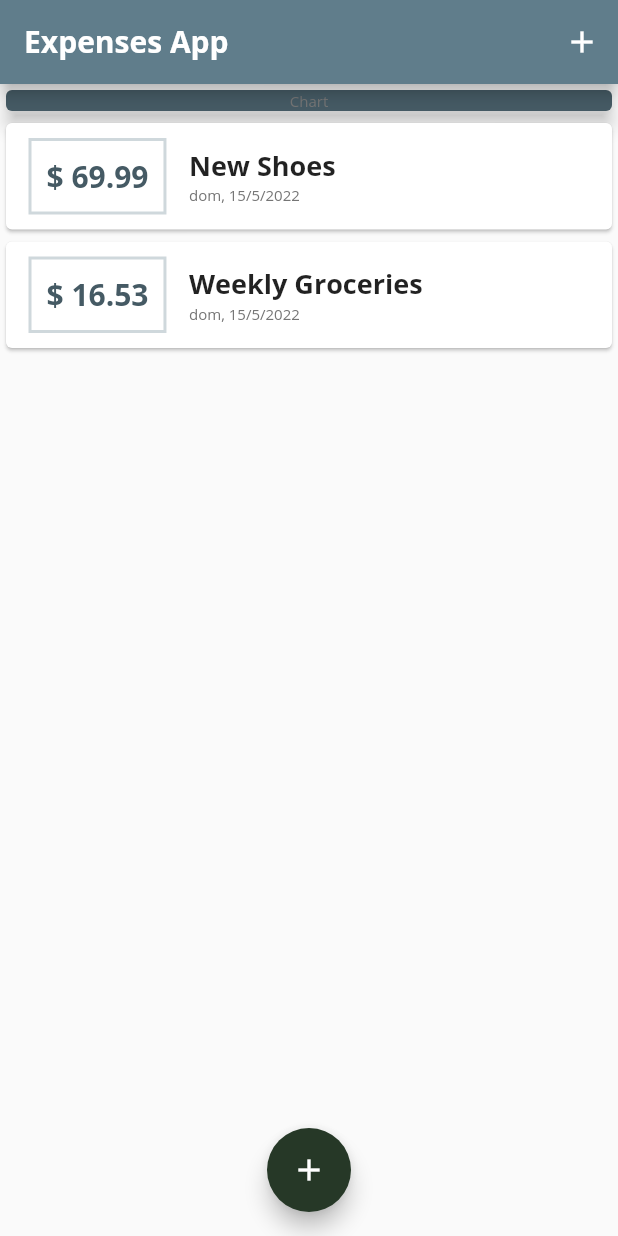
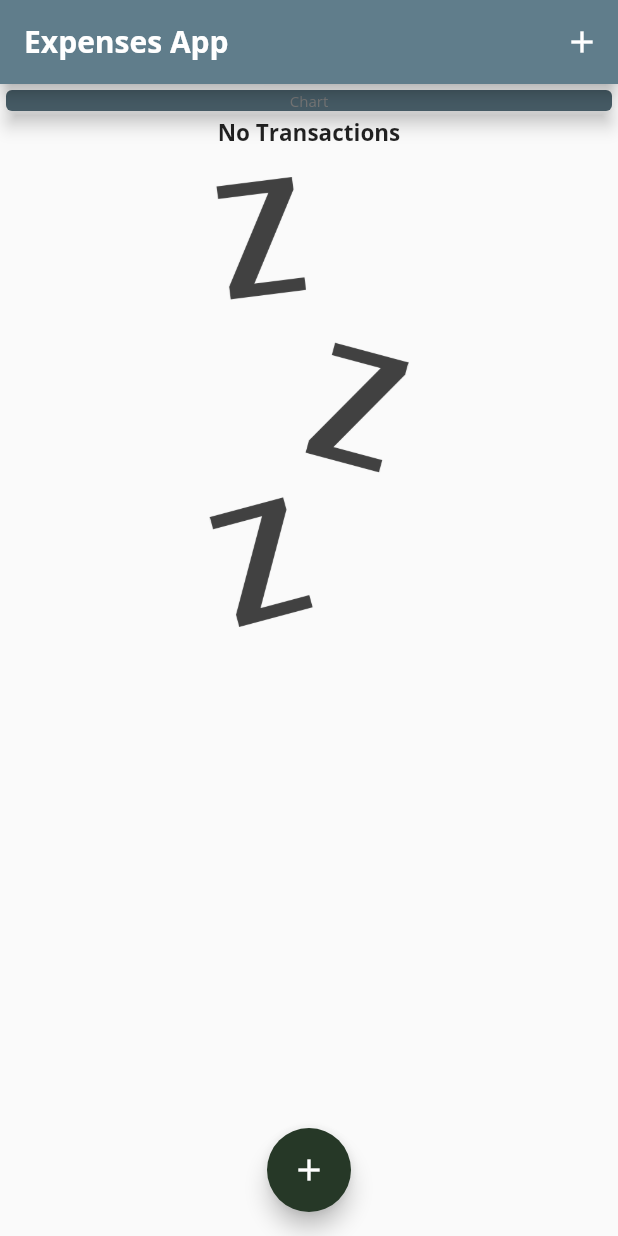
Before and after one commit to JesusMF23/expenses_app_1, a Flutter app: the screen it shows after launch, on a phone screen of 412 x 824 dp. Run offline on Flutter 3.47's test engine with Material 2 defaults, Android fonts, the phone set to English and light mode, and no system bars.

```diff
--- a/expenses_app/lib/main.dart
+++ b/expenses_app/lib/main.dart
@@ -37,7 +37,7 @@ class MyApp extends StatelessWidget {
               headline6: TextStyle(
                 fontFamily: "OpenSans",
                 fontWeight: FontWeight.bold,
-                fontSize: 18,
+                fontSize: 15,
               ),
               bodyText2: TextStyle(
                 fontFamily: "OpenSans",
@@ -73,18 +73,18 @@ class _MyHomePageState extends State<MyHomePage> {
   // late String titleInput;
 
   final List<Transaction> _userTransactions = [
-    Transaction(
-      id: 't1',
-      title: 'New Shoes',
-      amount: 69.99,
-      date: DateTime.now(),
-    ),
-    Transaction(
-      id: 't2',
-      title: 'Weekly Groceries',
-      amount: 16.53,
-      date: DateTime.now(),
-    ),
+    // Transaction(
+    //   id: 't1',
+    //   title: 'New Shoes',
+    //   amount: 69.99,
+    //   date: DateTime.now(),
+    // ),
+    // Transaction(
+    //   id: 't2',
+    //   title: 'Weekly Groceries',
+    //   amount: 16.53,
+    //   date: DateTime.now(),
+    // ),
   ];
 
   void _addNewTransaction(String txTitle, double txAmount) {
--- a/expenses_app/lib/widgets/transaction_list.dart
+++ b/expenses_app/lib/widgets/transaction_list.dart
@@ -12,8 +12,31 @@ class TransactionList extends StatelessWidget {
   @override
   Widget build(BuildContext context) {
     return Container(
+      alignment: Alignment.center,
       height: 400,
-      child: ListView.builder(
+      child:
+          //if statement to check if the list is empty
+          transactions.isEmpty
+              ? Column(
+                  children: <Widget>[
+                    Text(
+                      "No Transactions",
+                      style: Theme.of(context).textTheme.headline6,
+                    ),
+                    SizedBox(
+                      height: 20,
+                    ),
+                    Container(
+                      height: 300,
+                      child: Image.asset(
+                        "assets/images/waiting.png",
+                        fit: BoxFit.cover,
+                      ),
+                    ),
+                  ],
+                )
+              //if not empty, display the list
+              : ListView.builder(
                   itemBuilder: (context, index) {
                     return Card(
                       child: Row(
@@ -47,7 +70,8 @@ class TransactionList extends StatelessWidget {
                                 style: Theme.of(context).textTheme.headline6,
                               ),
                               Text(
-                      DateFormat.yMEd("es_ES").format(transactions[index].date),
+                                DateFormat.yMEd("es_ES")
+                                    .format(transactions[index].date),
                                 style: Theme.of(context).textTheme.bodyText2,
                               )
                             ],
--- a/expenses_app/pubspec.yaml
+++ b/expenses_app/pubspec.yaml
@@ -59,9 +59,8 @@ flutter:
   uses-material-design: true
 
   # To add assets to your application, add an assets section, like this:
-  # assets:
-  #   - images/a_dot_burr.jpeg
-  #   - images/a_dot_ham.jpeg
+  assets:
+    - assets/images/waiting.png
 
   # An image asset can refer to one or more resolution-specific "variants", see
   # https://flutter.dev/assets-and-images/#resolution-aware.
```
Also changed, not shown: expenses_app/assets/images/waiting.png (added). Lines whose indentation alone changed are shown as unchanged.
